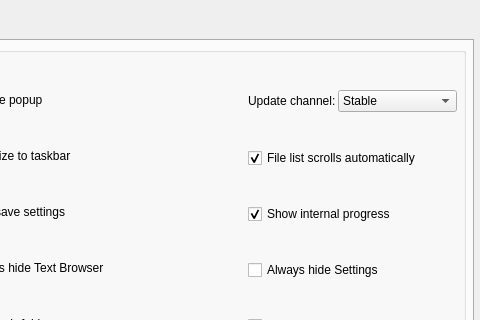
Before: the Qt Designer form SRC/Waifu2x-Extension-QT/mainwindow.ui in AaronFeng753/Waifu2x-Extension-GUI, drawn with Qt 5; both pictures show x 609 to 1089 and y 0 to 320 of the 1089 by 725 pixel window.
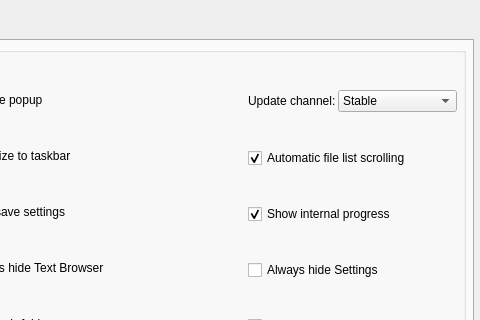
After: the same form once the commit is applied. The open tabs and pages were chosen to show the change. Icons and pictures are not drawn.

Commit message:
English localization fixes
Fixing some english translations that sounded weird. I can't test if this breaks anything since I don't know how to build, sorry.

What changed in the file:
```diff
--- a/SRC/Waifu2x-Extension-QT/mainwindow.ui
+++ b/SRC/Waifu2x-Extension-QT/mainwindow.ui
@@ -8109,7 +8109,7 @@
                     <string>When the file processing status changes, the file list scrolls automatically.</string>
                    </property>
                    <property name="text">
-                    <string>File list scrolls automatically</string>
+                    <string>Automatic file list scrolling</string>
                    </property>
                    <property name="checked">
                     <bool>true</bool>
```
Left out of the diff: 6 changed lines with no effect on the pictures. The commit also changes 1 other file.
